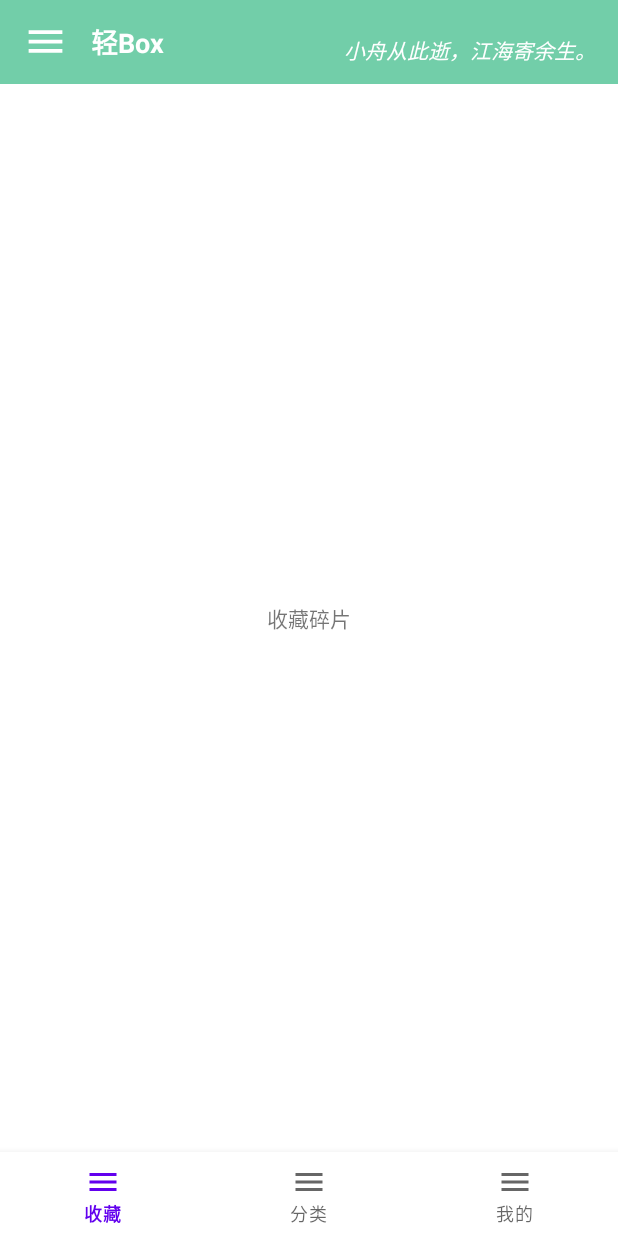
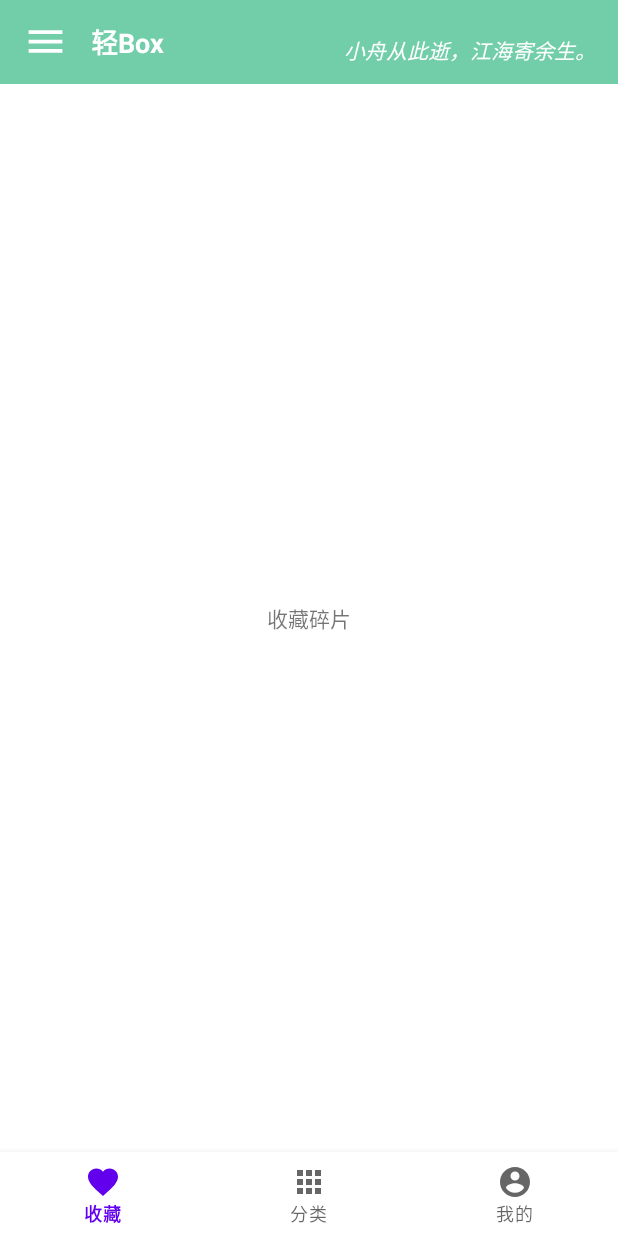
Before and after one commit to jintian666666/Qing_Box, an Android app: the screen it shows after launch (MainActivity), on a phone screen of 412 x 824 dp. Run offline under Robolectric (Android 15) with nearby library versions, the phone set to English and light mode, and no system bars; our stand-ins replace ButterKnife.

Commit message:
更改了BottomNav图标

```diff
--- /dev/null
+++ b/app/src/main/res/drawable/ic_classify.xml
@@ -0,0 +1,5 @@
+<vector android:height="24dp" android:tint="#000000"
+    android:viewportHeight="24" android:viewportWidth="24"
+    android:width="24dp" xmlns:android="http://schemas.android.com/apk/res/android">
+    <path android:fillColor="@android:color/white" android:pathData="M4,8h4L8,4L4,4v4zM10,20h4v-4h-4v4zM4,20h4v-4L4,16v4zM4,14h4v-4L4,10v4zM10,14h4v-4h-4v4zM16,4v4h4L20,4h-4zM10,8h4L14,4h-4v4zM16,14h4v-4h-4v4zM16,20h4v-4h-4v4z"/>
+</vector>
--- /dev/null
+++ b/app/src/main/res/drawable/ic_me.xml
@@ -0,0 +1,5 @@
+<vector android:height="24dp" android:tint="#000000"
+    android:viewportHeight="24" android:viewportWidth="24"
+    android:width="24dp" xmlns:android="http://schemas.android.com/apk/res/android">
+    <path android:fillColor="@android:color/white" android:pathData="M12,2C6.48,2 2,6.48 2,12s4.48,10 10,10 10,-4.48 10,-10S17.52,2 12,2zM12,5c1.66,0 3,1.34 3,3s-1.34,3 -3,3 -3,-1.34 -3,-3 1.34,-3 3,-3zM12,19.2c-2.5,0 -4.71,-1.28 -6,-3.22 0.03,-1.99 4,-3.08 6,-3.08 1.99,0 5.97,1.09 6,3.08 -1.29,1.94 -3.5,3.22 -6,3.22z"/>
+</vector>
--- a/app/src/main/res/menu/bottom_navigation_menu.xml
+++ b/app/src/main/res/menu/bottom_navigation_menu.xml
@@ -3,17 +3,17 @@
 
     <item
         android:id="@+id/bnv_favor"
-        android:icon="@drawable/ic_menu"
+        android:icon="@drawable/ic_favorite"
         android:title="收藏" />
 
     <item
         android:id="@+id/bnv_classify"
-        android:icon="@drawable/ic_menu"
+        android:icon="@drawable/ic_classify"
         android:title="分类" />
 
     <item
         android:id="@+id/bnv_me"
-        android:icon="@drawable/ic_menu"
+        android:icon="@drawable/ic_me"
         android:title="我的" />
 
 </menu>
```
